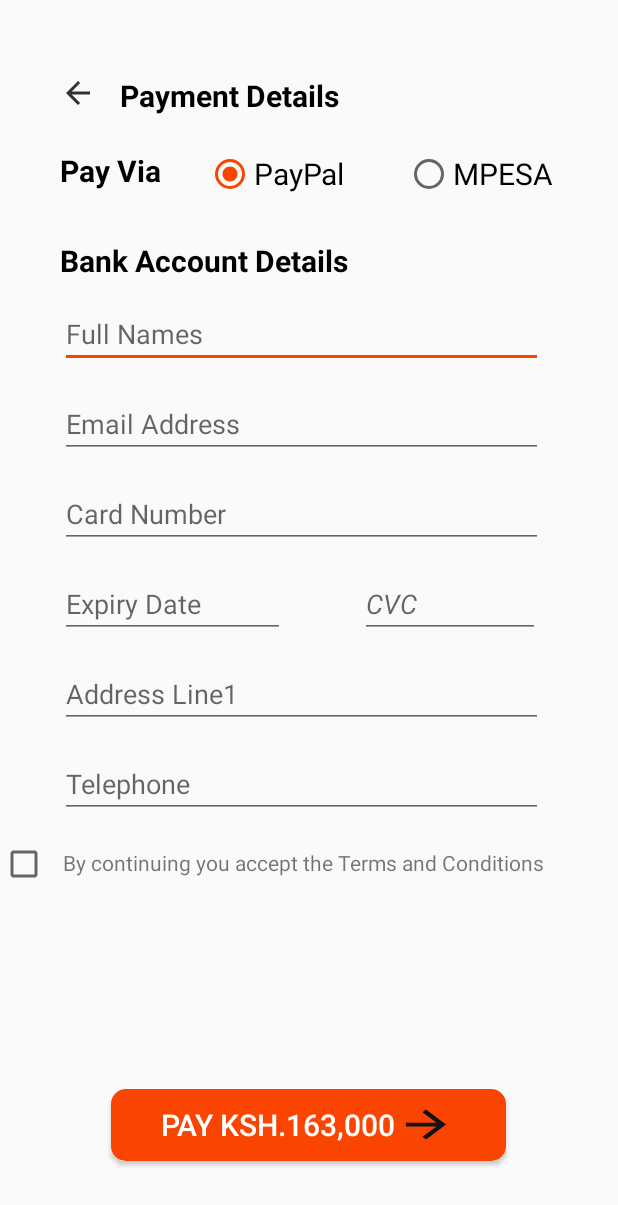
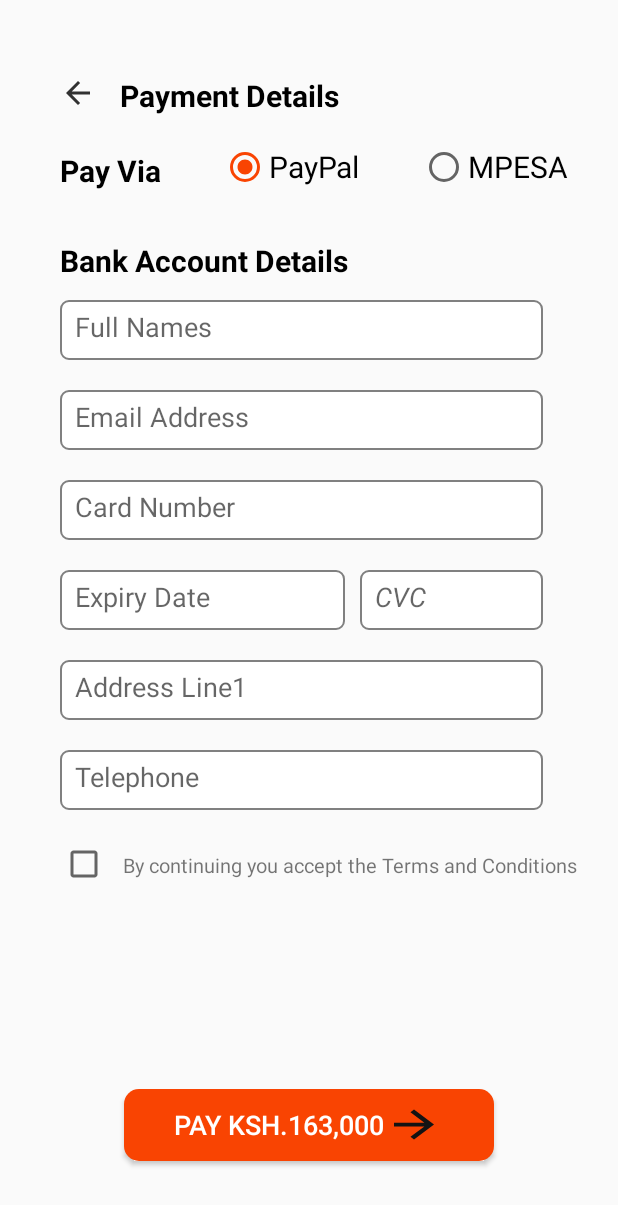
Before and after one commit to GloriaOsoro/Real_Resources, an Android app: the Payment screen opened directly, with no data from a screen before it, on a phone screen of 412 x 824 dp. Shown: the top 1205 px of the screen. Run offline under Robolectric (Android 15) with nearby library versions, the phone set to English and light mode, and no system bars.

Commit message:
third commit

```diff
--- a/app/src/main/java/com/example/realsources/Payment.java
+++ b/app/src/main/java/com/example/realsources/Payment.java
@@ -6,28 +6,88 @@ import android.os.Bundle;
 import android.view.View;
 import android.widget.Button;
 import android.widget.CheckBox;
+import android.widget.CompoundButton;
+import android.widget.ImageView;
+import android.widget.RadioGroup;
+import android.widget.Toast;
 
 public class Payment extends AppCompatActivity {
 private Button button1;
+    private RadioGroup radio;
+    private CheckBox checkBox;
+    private ImageView imageViewback;
     @Override
     protected void onCreate(Bundle savedInstanceState) {
         super.onCreate(savedInstanceState);
         setContentView(R.layout.activity_payment);
+
         button1= findViewById(R.id.button1);
-        button1.setOnClickListener(new View.OnClickListener() {
-            @Override
-            public void onClick(View view) {
-                openSuccess();
+
+
+        CheckBox checkBox=(CheckBox)findViewById(R.id.checkbox);
+        checkBox.setOnCheckedChangeListener(new CompoundButton.OnCheckedChangeListener()
+        {
+            public void onCheckedChanged(CompoundButton buttonView, boolean isChecked)
+            {
+                if ( isChecked )
+                {
+                    button1.setEnabled(true);
+                    button1.setOnClickListener(new View.OnClickListener() {
+                        @Override
+                        public void onClick(View view) {
+                            openSuccess();
+                        }
+                    });
+
+
+                }else{
+                    button1.setEnabled(false);
+                            ShowToast();
+
+                }
+
             }
         });
 
-        final CheckBox checkBox=(CheckBox)findViewById(R.id.checkbox);
-        if(checkBox.isChecked()){
-            checkBox.setChecked(false);
-        }
+
+        addListenerOnButton();
+
     }
+
+    public void addListenerOnButton() {
+
+        radio = (RadioGroup) findViewById(R.id.radio);
+        radio.setOnClickListener(new View.OnClickListener() {
+
+            @Override
+            public void onClick(View v) {
+
+                // get selected radio button from radioGroup
+                int selectedId = radio.getCheckedRadioButtonId();
+
+            }
+
+        });
+        imageViewback= findViewById(R.id.imageViewback);
+        imageViewback.setOnClickListener(new View.OnClickListener() {
+            @Override
+            public void onClick(View view) {
+                openShipping();
+            }
+        });
+    }
+
     public void openSuccess(){
         Intent intent =new Intent(this,Success.class);
         startActivity(intent);
     }
+
+    public void ShowToast()
+    {
+        Toast.makeText(Payment.this, "You have to accept the terms and conditions to continue" , Toast.LENGTH_SHORT ).show();
+    }
+    public void openShipping(){
+        Intent intent =new Intent(this,Shipping.class);
+        startActivity(intent);
+    }
 }
--- a/app/src/main/res/drawable/ic_add_box_black_24dp.xml
+++ b/app/src/main/res/drawable/ic_add_box_black_24dp.xml
@@ -4,6 +4,6 @@
         android:viewportWidth="24.0"
         android:viewportHeight="24.0">
     <path
-        android:fillColor="#FF000000"
+        android:fillColor="#808080"
         android:pathData="M19,3L5,3c-1.11,0 -2,0.9 -2,2v14c0,1.1 0.89,2 2,2h14c1.1,0 2,-0.9 2,-2L21,5c0,-1.1 -0.9,-2 -2,-2zM17,13h-4v4h-2v-4L7,13v-2h4L11,7h2v4h4v2z"/>
 </vector>
--- a/app/src/main/res/drawable/ic_cancel_black_24dp.xml
+++ b/app/src/main/res/drawable/ic_cancel_black_24dp.xml
@@ -4,6 +4,6 @@
         android:viewportWidth="24.0"
         android:viewportHeight="24.0">
     <path
-        android:fillColor="#FF000000"
+        android:fillColor="#808080"
         android:pathData="M12,2C6.47,2 2,6.47 2,12s4.47,10 10,10 10,-4.47 10,-10S17.53,2 12,2zM17,15.59L15.59,17 12,13.41 8.41,17 7,15.59 10.59,12 7,8.41 8.41,7 12,10.59 15.59,7 17,8.41 13.41,12 17,15.59z"/>
 </vector>
--- a/app/src/main/res/drawable/ic_indeterminate_check_box_black_24dp.xml
+++ b/app/src/main/res/drawable/ic_indeterminate_check_box_black_24dp.xml
@@ -4,6 +4,6 @@
         android:viewportWidth="24.0"
         android:viewportHeight="24.0">
     <path
-        android:fillColor="#FF000000"
+        android:fillColor="#808080"
         android:pathData="M19,3L5,3c-1.1,0 -2,0.9 -2,2v14c0,1.1 0.9,2 2,2h14c1.1,0 2,-0.9 2,-2L21,5c0,-1.1 -0.9,-2 -2,-2zM17,13L7,13v-2h10v2z"/>
 </vector>
--- /dev/null
+++ b/app/src/main/res/drawable/prect.xml
@@ -0,0 +1,8 @@
+<?xml version="1.0" encoding="utf-8"?>
+<shape xmlns:android="http://schemas.android.com/apk/res/android">
+    android:shape="rectangle" >
+    <solid android:color="@android:color/white" />
+    <stroke android:width="1dip" android:color="@color/btColor15"/>
+    <corners android:radius="5dp" />
+
+</shape>
--- a/app/src/main/res/layout/activity_payment.xml
+++ b/app/src/main/res/layout/activity_payment.xml
@@ -37,26 +37,36 @@
         android:textSize="20dp"
         android:textStyle="bold" />
 
-    <RadioButton
-        android:id="@+id/pay"
+    <RadioGroup
+        android:id="@+id/radio"
         android:layout_width="wrap_content"
-        android:layout_height="wrap_content"
-        android:layout_marginTop="100dp"
-        android:checked="true"
-        android:layout_marginLeft="30dp"
-        android:text="@string/pay"
+        android:layout_height="157dp"
+        android:layout_marginLeft="20dp"
+        android:layout_marginTop="35dp"
         android:layout_toRightOf="@+id/textViewp"
-        android:textSize="20dp" />
+        android:orientation="horizontal">
+
+        <RadioButton
+            android:id="@+id/pay"
+            android:layout_width="wrap_content"
+            android:layout_height="wrap_content"
+            android:layout_marginLeft="20dp"
+            android:layout_marginTop="60dp"
+            android:layout_toRightOf="@+id/textViewp"
+            android:checked="true"
+            android:text="@string/pay"
+            android:textSize="20dp" />
 
         <RadioButton
             android:id="@+id/pesa"
-            android:layout_marginTop="100dp"
             android:layout_width="wrap_content"
             android:layout_height="wrap_content"
             android:layout_marginLeft="40dp"
+            android:layout_marginTop="60dp"
             android:layout_toRightOf="@+id/pay"
             android:text="@string/pesa"
-            android:textSize="20dp"/>
+            android:textSize="20dp" />
+    </RadioGroup>
 
     <TextView
         android:id="@+id/textViewpu"
@@ -73,10 +83,12 @@
     <EditText
         android:id="@+id/username"
         android:layout_width="match_parent"
-        android:layout_height="wrap_content"
+        android:layout_height="40dp"
+        android:background="@drawable/prect"
         android:layout_marginLeft="40dp"
         android:layout_marginRight="50dp"
         android:layout_marginTop="200dp"
+        android:padding="10dp"
         android:hint="Full Names"
         android:inputType="textPersonName"
        />
@@ -84,59 +96,71 @@
     <EditText
         android:id="@+id/email"
         android:layout_width="match_parent"
-        android:layout_height="wrap_content"
+        android:layout_height="40dp"
+        android:background="@drawable/prect"
         android:layout_marginLeft="40dp"
         android:layout_marginTop="260dp"
         android:layout_marginRight="50dp"
+        android:padding="10dp"
         android:hint="Email Address"
         android:inputType="textEmailAddress" />
     <EditText
         android:id="@+id/card"
         android:layout_width="match_parent"
-        android:layout_height="wrap_content"
+        android:layout_height="40dp"
+        android:background="@drawable/prect"
         android:layout_marginLeft="40dp"
         android:layout_marginRight="50dp"
         android:layout_marginTop="320dp"
+        android:padding="10dp"
         android:hint="Card Number"
         android:inputType="textEmailAddress"
        />
     <EditText
         android:id="@+id/date"
-        android:layout_width="150dp"
-        android:layout_height="wrap_content"
+        android:layout_width="190dp"
+        android:layout_height="40dp"
+        android:background="@drawable/prect"
         android:layout_marginLeft="40dp"
-        android:layout_marginRight="50dp"
         android:layout_marginTop="380dp"
+        android:padding="10dp"
         android:hint="Expiry Date"
         android:inputType="date"
         />
     <EditText
         android:id="@+id/cvc"
-        android:layout_width="120dp"
-        android:layout_height="wrap_content"
+        android:layout_width="122dp"
+        android:layout_height="40dp"
+        android:background="@drawable/prect"
         android:layout_toRightOf="@id/date"
+        android:layout_marginLeft="10dp"
         android:layout_marginTop="380dp"
         android:hint="CVC"
-        android:inputType="textPersonName"
+        android:padding="10dp"
+        android:inputType="text"
         android:textStyle="italic"/>
     <EditText
         android:id="@+id/address"
         android:layout_width="match_parent"
-        android:layout_height="wrap_content"
+        android:layout_height="40dp"
+        android:background="@drawable/prect"
         android:layout_marginLeft="40dp"
         android:layout_marginRight="50dp"
         android:layout_marginTop="440dp"
         android:hint="Address Line1"
+        android:padding="10dp"
         android:inputType="textPostalAddress"
         />
     <EditText
         android:id="@+id/phone"
         android:layout_width="match_parent"
-        android:layout_height="wrap_content"
+        android:layout_height="40dp"
+        android:background="@drawable/prect"
         android:layout_marginLeft="40dp"
         android:layout_marginRight="50dp"
         android:layout_marginTop="500dp"
         android:hint="Telephone"
+        android:padding="10dp"
         android:inputType="phone"
         />
 
@@ -144,14 +168,16 @@
         android:id="@+id/checkbox"
         android:layout_width="wrap_content"
         android:layout_height="wrap_content"
+        android:layout_marginLeft="40dp"
         android:layout_marginTop="560dp"
         android:defaultValue="false" />
 <TextView
     android:layout_width="match_parent"
     android:layout_height="wrap_content"
     android:layout_toRightOf="@id/checkbox"
-    android:layout_marginTop="565dp"
+    android:layout_marginTop="567dp"
     android:layout_marginLeft="10dp"
+    android:textSize="13sp"
     android:text="By continuing you accept the Terms and Conditions"/>
 
 
@@ -171,7 +197,7 @@
         android:text="PAY Ksh.163,000"
         android:textColor="@color/btColor"
         android:paddingRight="50px"
-        android:textSize="20sp"
+        android:textSize="18sp"
         />
 
 </RelativeLayout>
--- a/app/src/main/res/layout/activity_wishlist.xml
+++ b/app/src/main/res/layout/activity_wishlist.xml
@@ -43,7 +43,7 @@
         android:paddingLeft="50px"
         android:paddingRight="50px"
         android:text="ADD ALL TO CART"
-        android:textSize="20sp" />
+        android:textSize="18sp" />
 
     <ImageView
         android:id="@+id/sandisk"
@@ -96,7 +96,7 @@
         android:layout_marginTop="150dp"
         android:layout_toRightOf="@+id/sandisktxt2"
         android:src="@drawable/ic_delete_black_24dp"
-        android:layout_marginLeft="20dp"/>
+        android:layout_marginLeft="50dp"/>
 
     <ImageView
         android:id="@+id/hpprinter"
@@ -149,7 +149,7 @@
         android:layout_marginTop="270dp"
         android:layout_toRightOf="@+id/hpprintertxt2"
         android:src="@drawable/ic_delete_black_24dp"
-        android:layout_marginLeft="20dp"/>
+        android:layout_marginLeft="50dp"/>
 
 
     <android.support.design.widget.BottomNavigationView
--- a/app/src/main/res/values/colors.xml
+++ b/app/src/main/res/values/colors.xml
@@ -16,6 +16,7 @@
     <color name="btColor12">#13f2d0</color>
     <color name="btColor13">#8e838b</color>
     <color name="btColor14">#008577</color>
+    <color name="btColor15">#808080</color>
 
 
 </resources>
```
Also changed, not shown: app/src/main/res/drawable/rrect.xml (added, +8 -0 lines), app/src/main/res/drawable/srect.xml (added, +8 -0 lines), app/src/main/res/layout/activity_cart.xml (+19 -17 lines), app/src/main/res/layout/activity_home.xml (+7 -3 lines), app/src/main/res/layout/activity_quote.xml (+35 -24 lines), app/src/main/res/layout/activity_shipping.xml (+9 -4 lines), app/src/main/res/layout/activity_success.xml (+17 -5 lines), app/src/main/res/drawable/banner.jpg (added), app/src/main/res/drawable/commerce.jpg (added), app/src/main/res/drawable/courier_deliver_kit8_nety.jpg (added), app/src/main/res/drawable/delivery_on_your_address_2x.jpg (added), app/src/main/res/drawable/success.png (added).
